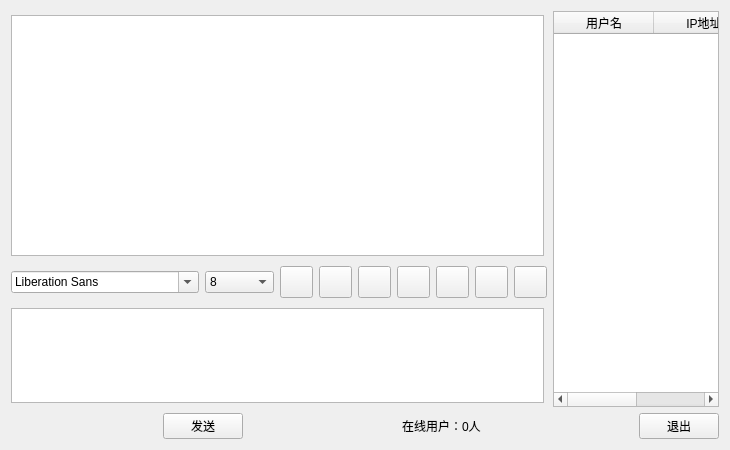
Qt form Client/PreProject/widget.ui (povli/2024-BIT-) before a commit.
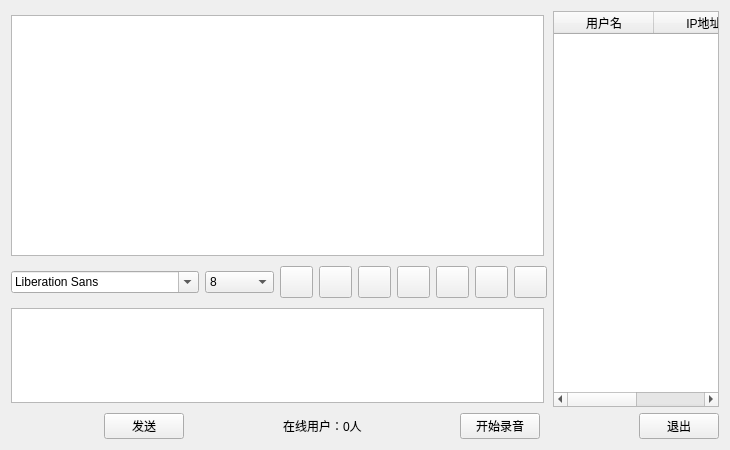
The same form after that commit. Icons and pictures are not drawn.

Diff of the .ui file:
```diff
--- a/Client/PreProject/widget.ui
+++ b/Client/PreProject/widget.ui
@@ -412,6 +412,26 @@
          </property>
         </widget>
        </item>
+       <item>
+        <spacer name="horizontalSpacer_4">
+         <property name="orientation">
+          <enum>Qt::Horizontal</enum>
+         </property>
+         <property name="sizeHint" stdset="0">
+          <size>
+           <width>40</width>
+           <height>20</height>
+          </size>
+         </property>
+        </spacer>
+       </item>
+       <item>
+        <widget class="QPushButton" name="AudioBtn">
+         <property name="text">
+          <string>开始录音</string>
+         </property>
+        </widget>
+       </item>
        <item>
         <spacer name="horizontalSpacer">
          <property name="orientation">
```
